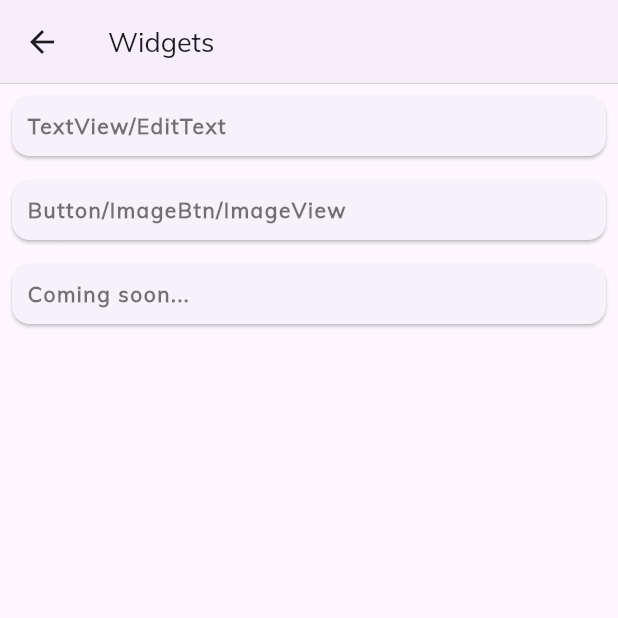
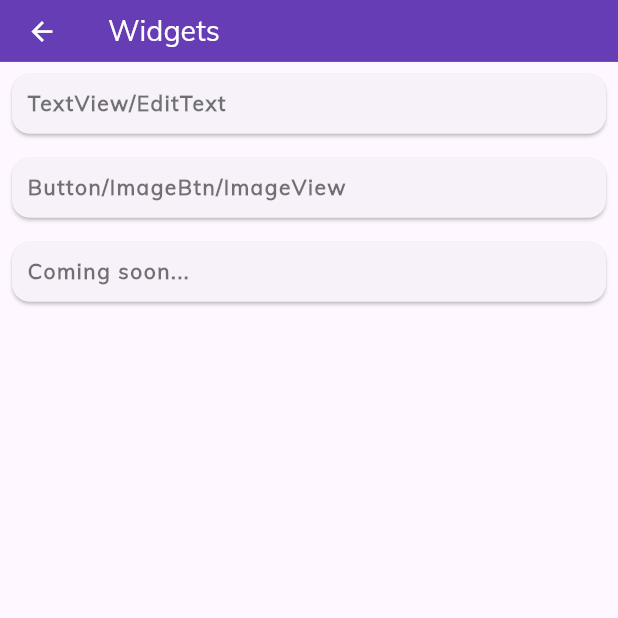
Before and after one commit to rmbhati/flutter_demo, a Flutter app: the Home screen opened directly, after a tap on "Widgets", on a phone screen of 412 x 824 dp, the top half of it. Run offline on Flutter 3.47's test engine with Material 3 defaults, Android fonts, the phone set to English and light mode, and no system bars; our stand-ins replace shared_preferences; accounts and stored records are empty.

Commit message:
approvals responsive done

```diff
--- a/lib/screen/home.dart
+++ b/lib/screen/home.dart
@@ -79,7 +79,7 @@ class HomeState extends State<Home> {
                 ),
               ),
               Padding(
-                padding: const EdgeInsets.only(bottom: 20),
+                padding: EdgeInsets.only(bottom: size.height * 0.05),
                 child: Text(
                   userName,
                   style: TextStyle(
@@ -112,12 +112,11 @@ class HomeState extends State<Home> {
                                     height: size.height * 0.08,
                                     image: const AssetImage('assets/kgk.png')),
                                 Container(
-                                  margin:
-                                      EdgeInsets.only(top: size.width * 0.01),
+                                  margin: EdgeInsets.all(size.width * 0.02),
                                   child: Text(items[index].name,
                                       textAlign: TextAlign.center,
                                       maxLines: 1,
-                                     overflow: TextOverflow.ellipsis,
+                                      overflow: TextOverflow.ellipsis,
                                       style: TextStyle(
                                           color: Colors.black54,
                                           fontFamily: "Mulish",
--- a/lib/screen/widgets/widget_listing.dart
+++ b/lib/screen/widgets/widget_listing.dart
@@ -33,9 +33,19 @@ class WidgetState extends State<WidgetListing> {
     return Scaffold(
       resizeToAvoidBottomInset: false,
       appBar: AppBar(
+        backgroundColor: Colors.deepPurple,
+        toolbarHeight: size.height * 0.05,
+        leading: IconButton(
+          icon: Icon(Icons.arrow_back,
+              size: size.width * 0.05, color: Colors.white),
+          onPressed: () => Navigator.of(context).pop(),
+        ),
         title: Text(widget.title,
-            style: const TextStyle(fontFamily: 'Mulish', fontSize: 18.0)),
-        elevation: 1,
+            style: TextStyle(
+                color: Colors.white,
+                fontFamily: 'Mulish',
+                fontSize: size.height * 0.023)),
+        elevation: 10,
         shape:
             const Border(bottom: BorderSide(color: Colors.black, width: 0.1)),
       ),
@@ -44,7 +54,7 @@ class WidgetState extends State<WidgetListing> {
           itemBuilder: (context, index) {
             return InkWell(
                 onTap: () {
-                  itemClick(context, items[index].name,size);
+                  itemClick(context, items[index].name, size);
                 },
                 child: Card(
                   margin: const EdgeInsets.all(8),
```
Also changed, not shown: lib/screen/approval_list.dart (+20 -14 lines).
